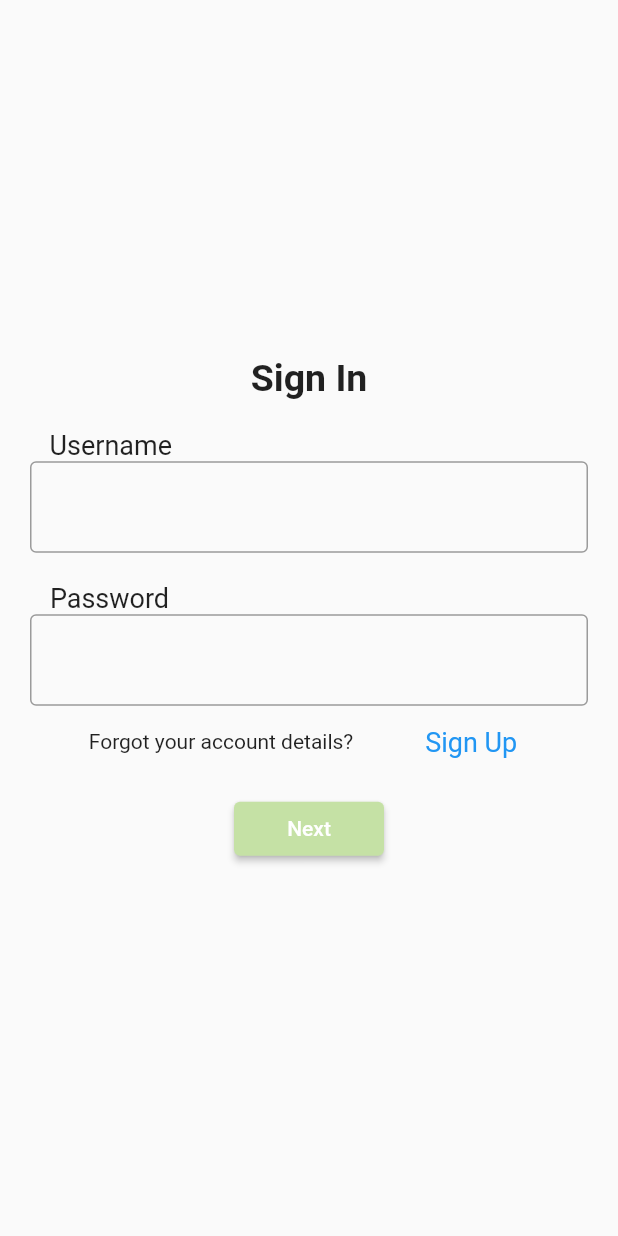
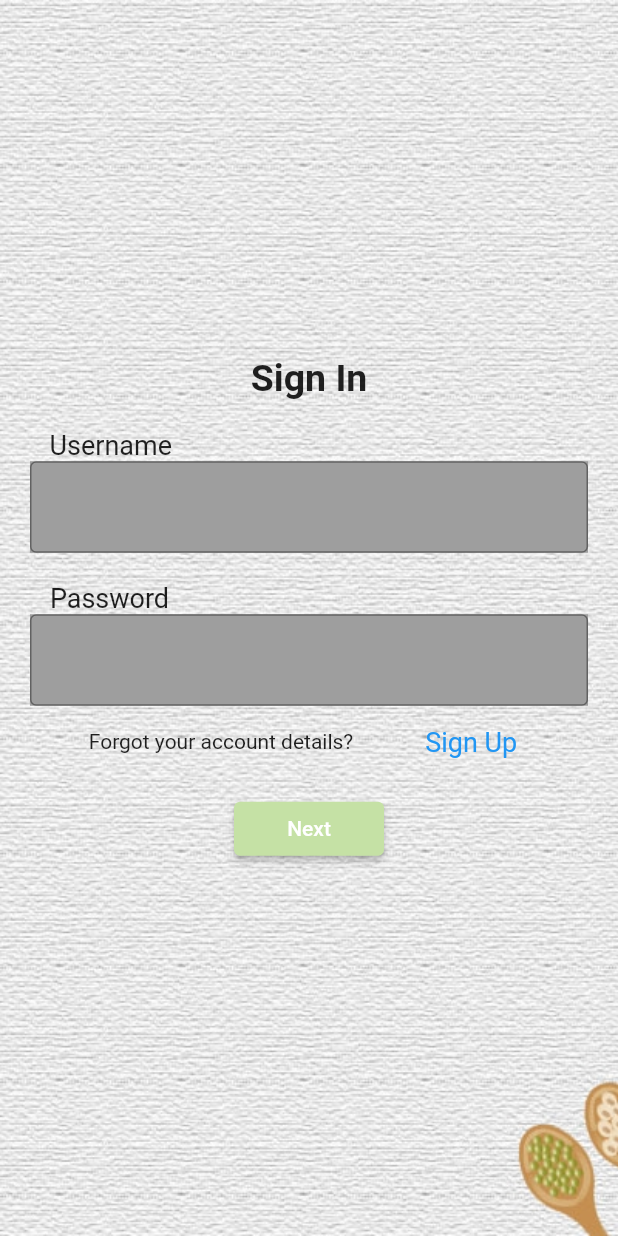
Before and after one commit to Alaurosa/QuicKitchen, a Flutter app: the MyHomePage screen opened directly, after a tap on "Get Started", on a phone screen of 412 x 824 dp. Run offline on Flutter 3.47's test engine with Material 2 defaults, Android fonts, the phone set to English and light mode, and no system bars.

Commit message:
update main.dart and signin.dart. Add pictures.

```diff
--- a/lib/main.dart
+++ b/lib/main.dart
@@ -47,7 +47,7 @@ class _MyHomePageState extends State<MyHomePage> {
             mainAxisAlignment: MainAxisAlignment.center,
             children: <Widget>[
               Container(
-                child:Image.asset("assets/simplyMake logo.png"),
+                child:Image.asset("assets/SimplyMake logo.png"),
               ),
               Padding(
                 padding: const EdgeInsets.all(20),
--- a/lib/signin.dart
+++ b/lib/signin.dart
@@ -29,7 +29,16 @@ class _openAccountState extends State<openAccount> {
   @override
   Widget build(BuildContext context) {
     return Scaffold(
-      body: Center(
+      body: Container(
+        decoration: BoxDecoration(
+          image: DecorationImage(
+            image: AssetImage(
+              "assets/SimplyMake food background.jpg"
+            ),
+            fit: BoxFit.cover,
+          )
+        ),
+        child: Center(
           child: Column(
             mainAxisAlignment: MainAxisAlignment.center,
             children: <Widget>[
@@ -52,6 +61,8 @@ class _openAccountState extends State<openAccount> {
               ),
               Padding(
                   padding: const EdgeInsets.symmetric(horizontal:20.0),
+                  child: Container(
+                    color: Colors.grey,
                     child: TextFormField(
                       decoration: InputDecoration(
                         border:OutlineInputBorder()
@@ -60,6 +71,7 @@ class _openAccountState extends State<openAccount> {
                       onChanged: (text){
                         displayedText = text;
                       },
+                    ),
                   ),
                 ),
               Container(
@@ -72,6 +84,8 @@ class _openAccountState extends State<openAccount> {
               ),
               Padding(
                 padding: const EdgeInsets.symmetric(horizontal:20.0),
+                  child: Container(
+                    color: Colors.grey,
                     child: TextFormField(
                       decoration: InputDecoration(
                         border:OutlineInputBorder()
@@ -80,6 +94,7 @@ class _openAccountState extends State<openAccount> {
                       onChanged: (text){
                         displayedText = text;
                       },
+                    ),
                   ),
                 ),
               Row(
@@ -116,6 +131,7 @@ class _openAccountState extends State<openAccount> {
             ],
           ),
         ),
+      ),
     );
   }
 }
```
Also changed, not shown: assets/SimplyMake food background.jpg (added), assets/simplyMake logo.png. Lines whose indentation alone changed are shown as unchanged.
